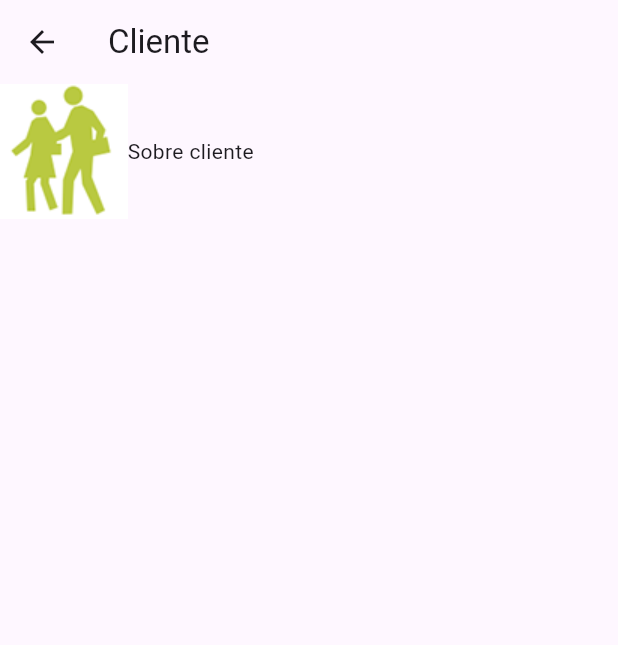
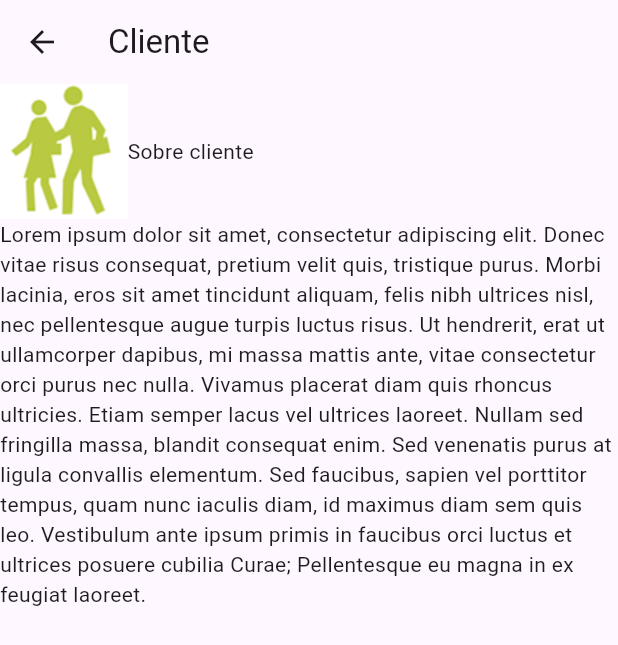
Before and after one commit to Dejota04/appAtm, a Flutter app: the Cliente screen opened directly, on a phone screen of 412 x 824 dp. Shown: the top 645 px of the screen. Run offline on Flutter 3.47's test engine with Material 3 defaults, Android fonts, the phone set to English and light mode, and no system bars.

Commit message:
add farofa

```diff
--- a/lib/views/cliente.dart
+++ b/lib/views/cliente.dart
@@ -18,7 +18,8 @@ class _ClienteState extends State<Cliente> {
             Image.asset("imagens/detalhe_cliente.png"),
             Text("Sobre cliente")
           ],
-        )
+        ),
+         Text("Lorem ipsum dolor sit amet, consectetur adipiscing elit. Donec vitae risus consequat, pretium velit quis, tristique purus. Morbi lacinia, eros sit amet tincidunt aliquam, felis nibh ultrices nisl, nec pellentesque augue turpis luctus risus. Ut hendrerit, erat ut ullamcorper dapibus, mi massa mattis ante, vitae consectetur orci purus nec nulla. Vivamus placerat diam quis rhoncus ultricies. Etiam semper lacus vel ultrices laoreet. Nullam sed fringilla massa, blandit consequat enim. Sed venenatis purus at ligula convallis elementum. Sed faucibus, sapien vel porttitor tempus, quam nunc iaculis diam, id maximus diam sem quis leo. Vestibulum ante ipsum primis in faucibus orci luctus et ultrices posuere cubilia Curae; Pellentesque eu magna in ex feugiat laoreet.")
       ]),
     );
   }
--- a/lib/views/contato.dart
+++ b/lib/views/contato.dart
@@ -18,7 +18,8 @@ class _ContatoState extends State<Contato> {
             Image.asset("imagens/detalhe_contato.png"),
             Text("Sobre contato")
           ],
-        )
+        ),
+         Text("Lorem ipsum dolor sit amet, consectetur adipiscing elit. Donec vitae risus consequat, pretium velit quis, tristique purus. Morbi lacinia, eros sit amet tincidunt aliquam, felis nibh ultrices nisl, nec pellentesque augue turpis luctus risus. Ut hendrerit, erat ut ullamcorper dapibus, mi massa mattis ante, vitae consectetur orci purus nec nulla. Vivamus placerat diam quis rhoncus ultricies. Etiam semper lacus vel ultrices laoreet. Nullam sed fringilla massa, blandit consequat enim. Sed venenatis purus at ligula convallis elementum. Sed faucibus, sapien vel porttitor tempus, quam nunc iaculis diam, id maximus diam sem quis leo. Vestibulum ante ipsum primis in faucibus orci luctus et ultrices posuere cubilia Curae; Pellentesque eu magna in ex feugiat laoreet.")
       ]),
     );
   }
--- a/lib/views/empresa.dart
+++ b/lib/views/empresa.dart
@@ -18,7 +18,8 @@ class _EmpresaState extends State<Empresa> {
             Image.asset("imagens/detalhe_empresa.png"),
             Text("Sobre empresa")
           ],
-        )
+        ),
+         Text("Lorem ipsum dolor sit amet, consectetur adipiscing elit. Donec vitae risus consequat, pretium velit quis, tristique purus. Morbi lacinia, eros sit amet tincidunt aliquam, felis nibh ultrices nisl, nec pellentesque augue turpis luctus risus. Ut hendrerit, erat ut ullamcorper dapibus, mi massa mattis ante, vitae consectetur orci purus nec nulla. Vivamus placerat diam quis rhoncus ultricies. Etiam semper lacus vel ultrices laoreet. Nullam sed fringilla massa, blandit consequat enim. Sed venenatis purus at ligula convallis elementum. Sed faucibus, sapien vel porttitor tempus, quam nunc iaculis diam, id maximus diam sem quis leo. Vestibulum ante ipsum primis in faucibus orci luctus et ultrices posuere cubilia Curae; Pellentesque eu magna in ex feugiat laoreet.")
       ]),
     );
   }
--- a/lib/views/servico.dart
+++ b/lib/views/servico.dart
@@ -17,8 +17,10 @@ class _ServicoState extends State<Servico> {
           children: [
             Image.asset("imagens/detalhe_servico.png"),
             Text("Sobre serviço")
+
           ],
-        )
+        ),
+        Text("Lorem ipsum dolor sit amet, consectetur adipiscing elit. Donec vitae risus consequat, pretium velit quis, tristique purus. Morbi lacinia, eros sit amet tincidunt aliquam, felis nibh ultrices nisl, nec pellentesque augue turpis luctus risus. Ut hendrerit, erat ut ullamcorper dapibus, mi massa mattis ante, vitae consectetur orci purus nec nulla. Vivamus placerat diam quis rhoncus ultricies. Etiam semper lacus vel ultrices laoreet. Nullam sed fringilla massa, blandit consequat enim. Sed venenatis purus at ligula convallis elementum. Sed faucibus, sapien vel porttitor tempus, quam nunc iaculis diam, id maximus diam sem quis leo. Vestibulum ante ipsum primis in faucibus orci luctus et ultrices posuere cubilia Curae; Pellentesque eu magna in ex feugiat laoreet.")
       ]),
     );
   }
```
